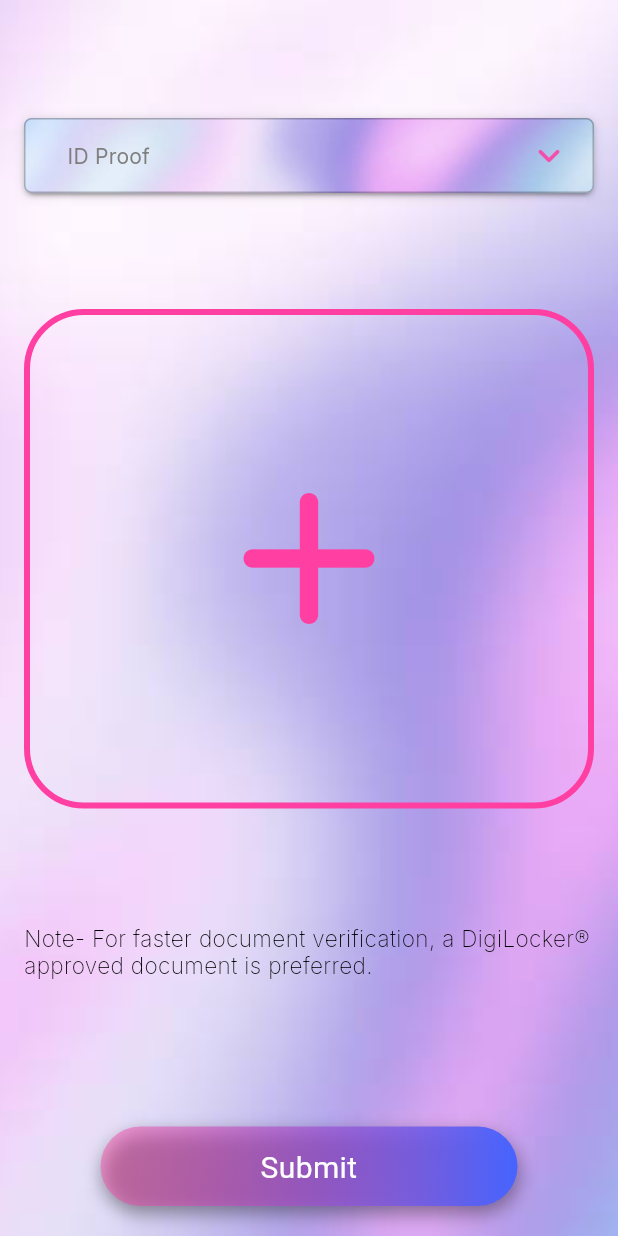
After one commit to pratyush-1327/Cardify, a Flutter app: the UploadDocument screen opened by its route, on a phone screen of 412 x 824 dp. The commit adds this screen. Run offline on Flutter 3.47's test engine with Material 3 defaults, Android fonts, the phone set to English and light mode, and no system bars; drawn by our look-alikes of dropdown_button2; our stand-ins replace camera, carousel_slider, firebase_auth, firebase_core, google_fonts, local_auth and 1 more; accounts and stored records are empty.

Commit message:
added camera funcitonality and update kyc screen

```diff
--- a/lib/screens/dashboard/widgets/card.dart
+++ b/lib/screens/dashboard/widgets/card.dart
@@ -37,7 +37,7 @@ class CardComponent extends StatelessWidget {
                 style: TextStyle(fontWeight: FontWeight.bold, fontSize: 16),
               ),
               Text(
-                "0000-0000-0000-0000",
+                "0000-0000...",
                 style: TextStyle(fontWeight: FontWeight.bold, fontSize: 16),
               ),
             ],
--- a/lib/screens/dashboard/widgets/transaction_history_component.dart
+++ b/lib/screens/dashboard/widgets/transaction_history_component.dart
@@ -6,7 +6,6 @@ class TransactionHistory extends StatelessWidget {
   @override
   Widget build(BuildContext context) {
     return Container(
-      height: 64,
       padding: const EdgeInsets.all(10),
       margin: const EdgeInsets.only(bottom: 10),
       decoration: BoxDecoration(
--- /dev/null
+++ b/lib/screens/upload.document.dart
@@ -0,0 +1,201 @@
+import 'package:dropdown_button2/dropdown_button2.dart';
+import 'package:flutter/material.dart';
+import 'package:google_fonts/google_fonts.dart';
+
+class UploadDocument extends StatefulWidget {
+  static const uploadDocumentRoute = "/uploaddocumnet";
+  const UploadDocument({super.key});
+
+  @override
+  State<UploadDocument> createState() => _UploadDocumentState();
+}
+
+class _UploadDocumentState extends State<UploadDocument> {
+  String? selectedValue;
+  List<String> items = [
+    "Aaddhar",
+    "Voter Id",
+    "PAN",
+    "Passport",
+    "Driving Licence"
+  ];
+  @override
+  Widget build(BuildContext context) {
+    print('called');
+    return Container(
+      height: double.infinity,
+      width: double.infinity,
+      decoration: BoxDecoration(
+          image: DecorationImage(
+              image: AssetImage(
+                "assets/bg2.png",
+              ),
+              fit: BoxFit.cover)),
+      child: Scaffold(
+        backgroundColor: Colors.transparent,
+        body: Padding(
+          padding: const EdgeInsets.symmetric(vertical: 40, horizontal: 16),
+          child: Column(
+              mainAxisAlignment: MainAxisAlignment.spaceAround,
+              children: [
+                DropdownButtonHideUnderline(
+                  child: DropdownButton2<String>(
+                    isExpanded: true,
+                    hint: Row(
+                      children: [
+                        Expanded(
+                          child: Text(
+                            'ID Proof',
+                            style: GoogleFonts.inter(
+                              fontSize: 14,
+                              fontWeight: FontWeight.w400,
+                              color: Color.fromARGB(255, 127, 127, 127),
+                            ),
+                            overflow: TextOverflow.ellipsis,
+                          ),
+                        ),
+                      ],
+                    ),
+                    items: items
+                        .map((String item) => DropdownMenuItem<String>(
+                              value: item,
+                              child: Text(
+                                item,
+                                style: GoogleFonts.inter(
+                                  fontSize: 14,
+                                  fontWeight: FontWeight.w400,
+                                  color: Color.fromARGB(255, 127, 127, 127),
+                                ),
+                                overflow: TextOverflow.ellipsis,
+                              ),
+                            ))
+                        .toList(),
+                    value: selectedValue,
+                    onChanged: (value) {
+                      setState(() {
+                        selectedValue = value;
+                      });
+                    },
+                    buttonStyleData: ButtonStyleData(
+                      height: 50,
+                      padding: const EdgeInsets.only(left: 14, right: 14),
+                      decoration: BoxDecoration(
+                        image: DecorationImage(
+                            image: AssetImage(
+                              "assets/bg2.png",
+                            ),
+                            fit: BoxFit.fitWidth),
+                        borderRadius: BorderRadius.circular(5),
+                        border: Border.all(
+                          color: Colors.black26,
+                        ),
+                        color: Colors.transparent,
+                      ),
+                      elevation: 2,
+                    ),
+                    iconStyleData: const IconStyleData(
+                      icon: Icon(
+                        Icons.keyboard_arrow_down_rounded,
+                      ),
+                      iconSize: 30,
+                      iconEnabledColor: Color.fromARGB(226, 255, 63, 162),
+                      iconDisabledColor: Colors.grey,
+                    ),
+                    dropdownStyleData: DropdownStyleData(
+                      maxHeight: 200,
+                      decoration: BoxDecoration(
+                        image: DecorationImage(
+                            image: AssetImage(
+                              "assets/bg2.png",
+                            ),
+                            fit: BoxFit.fitWidth),
+                        borderRadius: BorderRadius.circular(14),
+                      ),
+                      offset: const Offset(0, 0),
+                      scrollbarTheme: ScrollbarThemeData(
+                        radius: const Radius.circular(40),
+                        thickness: MaterialStateProperty.all(4),
+                        thumbVisibility: MaterialStateProperty.all(true),
+                      ),
+                    ),
+                    menuItemStyleData: const MenuItemStyleData(
+                      height: 40,
+                      padding: EdgeInsets.only(left: 14, right: 14),
+                    ),
+                  ),
+                ),
+                Container(
+                  height: 333,
+                  width: double.infinity,
+                  decoration: ShapeDecoration(
+                    color: Color(0x00D9D9D9),
+                    shape: RoundedRectangleBorder(
+                      side: BorderSide(width: 4, color: Color(0xFFFF3FA2)),
+                      borderRadius: BorderRadius.circular(40),
+                    ),
+                  ),
+                  child: InkWell(
+                      radius: 100,
+                      borderRadius: BorderRadius.circular(35),
+                      splashFactory:
+                          InkSparkle.constantTurbulenceSeedSplashFactory,
+                      onTap: () {},
+                      splashColor: Color(0xFFFF3FA2).withOpacity(0.4),
+                      child: Icon(Icons.add_rounded,
+                          size: 150, color: Color(0xFFFF3FA2))),
+                ),
+                Text(
+                  'Note- For faster document verification, a DigiLocker® approved document is preferred.',
+                  style: GoogleFonts.inter(
+                    color: Colors.black,
+                    fontSize: 15,
+                    fontWeight: FontWeight.w200,
+                    height: 0,
+                  ),
+                ),
+              ]),
+        ),
+        bottomNavigationBar: Container(
+          height: 53,
+          width: double.infinity,
+          margin: EdgeInsets.symmetric(horizontal: 67, vertical: 20),
+          decoration: BoxDecoration(
+            gradient: LinearGradient(
+              begin: Alignment(1.00, -0.05),
+              end: Alignment(-1, 0.05),
+              colors: [Color(0xFF4564FF), Color(0x6BFF3FA2)],
+            ),
+            borderRadius: BorderRadius.circular(40),
+            boxShadow: [
+              BoxShadow(
+                color: Color(0x66000000),
+                blurRadius: 10,
+                offset: Offset(1, 5),
+                spreadRadius: 0,
+              )
+            ],
+          ),
+          child: InkWell(
+            radius: 150,
+            splashFactory: InkSparkle.constantTurbulenceSeedSplashFactory,
+            onTap: () {},
+            borderRadius: BorderRadius.circular(35),
+            splashColor: Colors.white,
+            child: Center(
+              child: Text(
+                'Submit',
+                textAlign: TextAlign.center,
+                style: GoogleFonts.roboto(
+                  color: Colors.white,
+                  fontSize: 20,
+                  fontWeight: FontWeight.w400,
+                  height: 0,
+                ),
+              ),
+            ),
+          ),
+        ),
+      ),
+    );
+  }
+}
--- a/pubspec.yaml
+++ b/pubspec.yaml
@@ -41,6 +41,9 @@ dependencies:
   firebase_core: ^2.25.4
   firebase_auth: ^4.17.4
   provider: ^6.1.1
+  dropdown_button2: ^2.3.9
+  google_fonts: ^6.1.0
+  camera: ^0.10.5+9
 
 dev_dependencies:
   flutter_test:
```
Also changed, not shown: lib/main.dart (+10 -4 lines), lib/screens/dashboard/containers/my_cards_container.dart (+5 -11 lines), lib/screens/video.verification.dart (added, +191 -0 lines), pubspec.lock, 2 other files.
